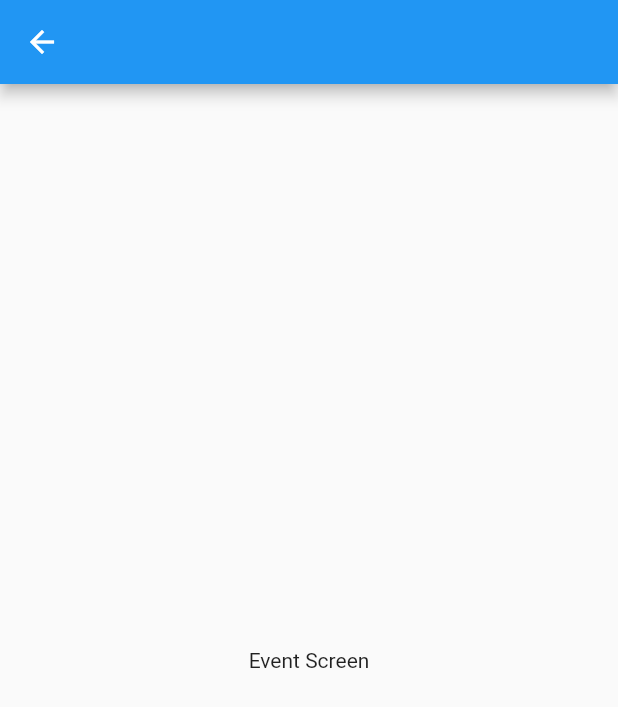
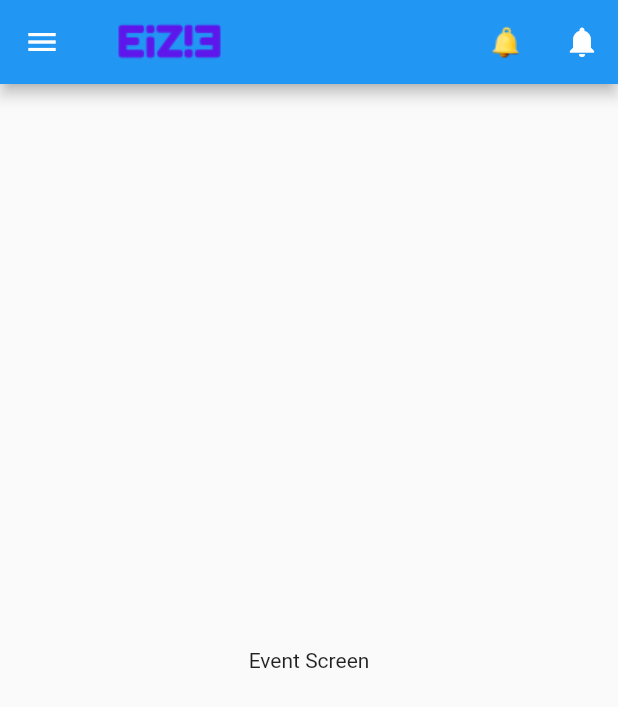
Before and after one commit to NavaneethMukundan/EIZIE, a Flutter app: the EventScreen screen opened directly, on a phone screen of 412 x 824 dp. Shown: the top 707 px of the screen. Run offline on Flutter 3.47's test engine with Material 2 defaults, Android fonts, the phone set to English and light mode, and no system bars.

```diff
--- a/lib/features/event/view/activity.dart
+++ b/lib/features/event/view/activity.dart
@@ -6,7 +6,27 @@ class EventScreen extends StatelessWidget {
   @override
   Widget build(BuildContext context) {
     return Scaffold(
-      appBar: AppBar(),
+      appBar: AppBar(
+        leading: IconButton(
+          icon: const Icon(Icons.menu),
+          onPressed: () {},
+        ),
+        title: Image.asset('assets/images/2 1.png'),
+        actions: [
+          InkWell(
+            onTap: () {},
+            child: Padding(
+              padding: const EdgeInsets.all(8.0),
+              child: Image.asset(
+                  'assets/icons/Blue Colorful Abstract 3D Elements Kids Photo Collage 1.png'),
+            ),
+          ),
+          IconButton(
+            icon: const Icon(Icons.notifications),
+            onPressed: () {},
+          ),
+        ],
+      ),
       body: SafeArea(child: Center(child: Text('Event Screen'))),
     );
   }
```
